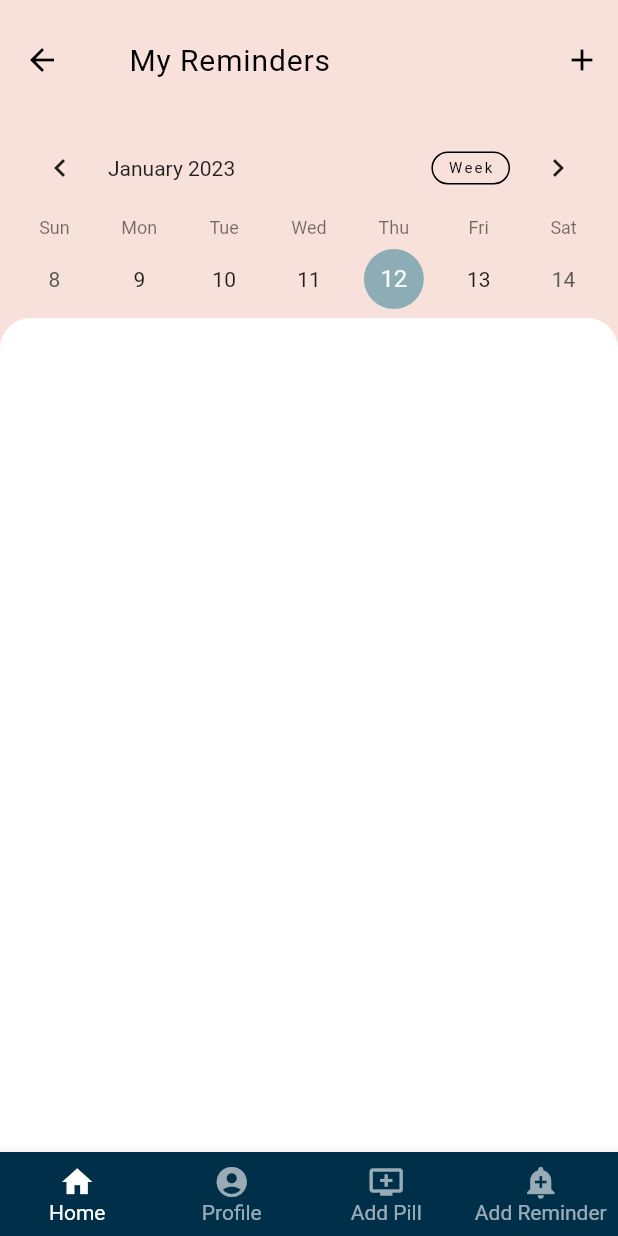
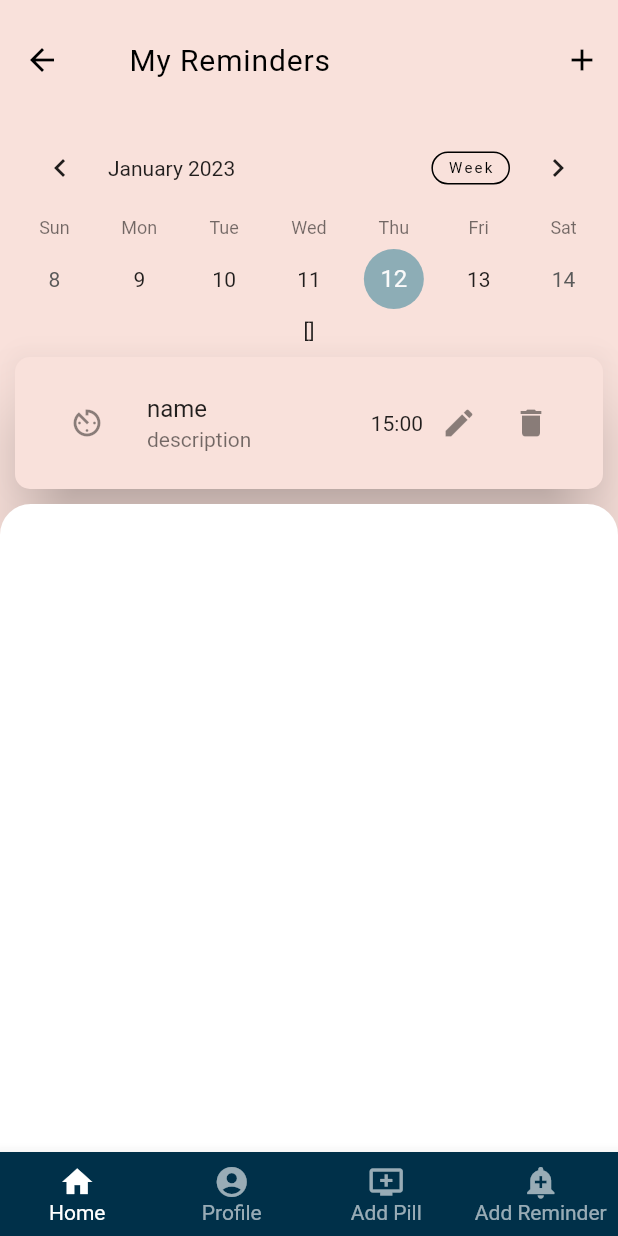
Before and after one commit to Ahmed-BS11/Pills-Reminder-App, a Flutter app: the PageFirstLayout screen opened directly, after a tap on "My Reminders", on a phone screen of 412 x 824 dp. Run offline on Flutter 3.47's test engine with Material 2 defaults, Android fonts, the light colour scheme and no system bars; drawn by our look-alikes of table_calendar; our stand-ins replace dropdown_search, flutter_secure_storage, google_fonts, lottie, shared_preferences; accounts and stored records are empty; network calls fail; Roboto replaces fonts that are missing (Raleway).

Commit message:
reminder

```diff
--- a/lib/pages/home.dart
+++ b/lib/pages/home.dart
@@ -26,8 +26,9 @@ class Home extends StatefulWidget {
 class _HomeState extends State<Home> {
 
 
-  String token="eyJhbGciOiJIUzI1NiIsInR5cCI6IkpXVCJ9.eyJ0b2tlbl90eXBlIjoiYWNjZXNzIiwiZXhwIjoxNjc2MTI1MDM5LCJpYXQiOjE2NzM1MzMwMzksImp0aSI6ImRkMGVlMzgwYmFkMDQ4ZDU4MzIxNzlkY2FjZmMxODc3IiwidXNlcl9pZCI6MX0.n_r3LOdv7I3iEZzzyXE91woyw_24k0yNlOJPUTfidQs";
-  String token1="";
+  //String token="eyJhbGciOiJIUzI1NiIsInR5cCI6IkpXVCJ9.eyJ0b2tlbl90eXBlIjoiYWNjZXNzIiwiZXhwIjoxNjc2MTI1MDM5LCJpYXQiOjE2NzM1MzMwMzksImp0aSI6ImRkMGVlMzgwYmFkMDQ4ZDU4MzIxNzlkY2FjZmMxODc3IiwidXNlcl9pZCI6MX0.n_r3LOdv7I3iEZzzyXE91woyw_24k0yNlOJPUTfidQs";
+  var token1;
+  var token;
  var data=[];
   int value = 5;
 //  List<String> pills = getPills();
@@ -35,26 +36,29 @@ class _HomeState extends State<Home> {
   List<String> des=[];
   List<int> ids=[];
   List<int> idshapes=[];
-  List<String> description = ['for headache', 'for stomach', 'illnes'];
-  List<String> theicons = [
-    'drug.png',
-    'inhaler.png',
-    'pill.png',
-    'pill_rounded.png',
-    'syringe.png',
-  ];
+
 
   DateTime _selectedDay =
       DateTime(DateTime.now().year, DateTime.now().month, DateTime.now().day);
 
 
   @override
-  void initState() {
+   void initState() {
+    getData();
     super.initState();
-    _checkToken();
-    getPills();
+  }
 
+  _checkToken() async {
+    SharedPreferences prefs = await SharedPreferences.getInstance();
+    token = prefs.getString('token');
+    token1= token;
+    print(token);
+  }
 
+  getData()async
+  {
+    await _checkToken();
+    await getPills();
   }
 
   @override
@@ -199,7 +203,7 @@ class _HomeState extends State<Home> {
   //var body=json.decode(response.body);
   //data=body.toString();
 
-void getPills() async {
+ getPills() async {
 
   final Uri url = Uri.parse('http://127.0.0.1:8000/api/pills');
   final response = await http.get(
@@ -215,14 +219,15 @@ void getPills() async {
   });
 
 }
-_checkToken() async {
+
+/*_checkToken() async {
     SharedPreferences prefs = await SharedPreferences.getInstance();
     token = prefs.getString('token');
     print(token);
     }
 
 }
-/*
+
 void PostPill() async {
     final String token = 'eyJhbGciOiJIUzI1NiIsInR5cCI6IkpXVCJ9.eyJ0b2tlbl90eXBlIjoiYWNjZXNzIiwiZXhwIjoxNjc1ODg3MTY3LCJpYXQiOjE2NzMyOTUxNjcsImp0aSI6IjMwZjQ4ZmMwZmJjYjRiZjU5MDAxNDFlNzljM2I1NjlkIiwidXNlcl9pZCI6MX0.8GjOdaRPPclMK6lf0SB7FCfAXJmFjcU2qHVf0m5rEW8';
 
@@ -261,3 +266,6 @@ void getPills() async {
 
     }
 */
+
+
+}
--- a/lib/pages/myremider.dart
+++ b/lib/pages/myremider.dart
@@ -1,6 +1,7 @@
 import 'dart:convert';
 import 'dart:io';
-
+import 'package:flutter_application_1/widgets/Remindercard.dart';
+import 'package:http/http.dart' as http;
 import 'package:flutter/material.dart';
 import 'package:flutter/src/widgets/container.dart';
 import 'package:flutter/src/widgets/framework.dart';
@@ -10,29 +11,27 @@ import 'package:flutter_application_1/pages/addremider.dart';
 import 'package:table_calendar/table_calendar.dart';
 import 'package:flutter_application_1/widgets/datecard.dart';
 import 'package:intl/intl.dart';
+import 'package:shared_preferences/shared_preferences.dart';
 
 class MyRemider extends StatefulWidget {
-  /*const MyRemider({super.key});*/
+  const MyRemider({super.key});
 
   @override
   State<MyRemider> createState() => _MyRemiderState();
 }
 
 class _MyRemiderState extends State<MyRemider> {
-  var data=[];
+  var data = [];
   @override
   void initState() {
+    getReminders();
     super.initState();
-    getReminders();
-    print("heyy");
   }
-
 
   CalendarFormat _calendarFormat = CalendarFormat.week;
   DateTime _focusedDay = DateTime.now();
   DateTime? _selectedDay;
 
-  get http => null;
   void _onDaySelected(DateTime selectedDay, DateTime focusedDay) {
     if (!isSameDay(_selectedDay, selectedDay)) {
       setState(() {
@@ -94,11 +93,8 @@ class _MyRemiderState extends State<MyRemider> {
                 },
               ),
             ),
-            Column(
-              children: data.map(((e) {
-                return Text(e);
-              })).toList(),
-            )
+            Text(data.toString()),
+            ReminderCard(id:4, name: "ouss", description: "description", pickedTime: "15-13-1210")
           ],
         ),
         containerChild: Row(
@@ -109,19 +105,21 @@ class _MyRemiderState extends State<MyRemider> {
   void getReminders() async {
     String token =
         "eyJhbGciOiJIUzI1NiIsInR5cCI6IkpXVCJ9.eyJ0b2tlbl90eXBlIjoiYWNjZXNzIiwiZXhwIjoxNjc2MTI1MDM5LCJpYXQiOjE2NzM1MzMwMzksImp0aSI6ImRkMGVlMzgwYmFkMDQ4ZDU4MzIxNzlkY2FjZmMxODc3IiwidXNlcl9pZCI6MX0.n_r3LOdv7I3iEZzzyXE91woyw_24k0yNlOJPUTfidQs";
-    final Uri url = await Uri.parse('http://127.0.0.1:8000/api/reminders/');
+    final Uri url = Uri.parse('http://127.0.0.1:8000/api/reminders/');
+
     final response = await http.get(
       url,
       headers: {'Content-type': 'application/json',
-        'Accept': 'application/json',
-        'Authorization': 'Bearer $token'
-},
+          'Accept': 'application/json',
+          HttpHeaders.authorizationHeader: 'Bearer $token'
+  },
     );
-    print(response);
-    var Rbody = json.decode(response.body);
-    //print(Rbody[0]);
+    var body=json.decode(response.body);
     setState(() {
-      data = Rbody;
+      data=body;
     });
+
+
+
   }
 }
--- a/lib/widgets/Microcard.dart
+++ b/lib/widgets/Microcard.dart
@@ -16,6 +16,11 @@ class MicroCard extends StatelessWidget {
   final String name;
   final String description;
   final List<String> theicons = [
+    'drug.png',
+    'inhaler.png',
+    'pill.png',
+    'pill_rounded.png',
+    'syringe.png',
     'drug.png',
     'inhaler.png',
     'pill.png',
--- /dev/null
+++ b/lib/widgets/Remindercard.dart
@@ -0,0 +1,110 @@
+import 'dart:convert';
+
+import 'package:flutter/material.dart';
+import 'package:http/http.dart' as http;
+import 'package:flutter_application_1/theme.dart';
+import 'package:flutter_application_1/widgets/pagefirst.dart';
+import 'package:flutter_application_1/widgets/customcard.dart';
+import 'package:flutter_application_1/widgets/curved.dart';
+import 'package:flutter_application_1/widgets/datecard.dart';
+import 'package:flutter_application_1/pages/addmed.dart';
+import 'package:flutter_application_1/pages/myremider.dart';
+import 'package:shared_preferences/shared_preferences.dart';
+
+class ReminderCard extends StatefulWidget {
+  final int id;
+  final String pickedTime;
+
+  final String name;
+  final String description;
+
+  ReminderCard(
+      {required this.id,
+      required this.name,
+      required this.description,
+      required this.pickedTime,
+      Key? key})
+      : super(key: key);
+
+  @override
+  State<ReminderCard> createState() => _ReminderCardState();
+}
+
+class _ReminderCardState extends State<ReminderCard> {
+  var token;
+
+  @override
+  void initState() {
+    getData();
+    super.initState();
+  }
+
+  _checkToken() async {
+    SharedPreferences prefs = await SharedPreferences.getInstance();
+    token = prefs.getString('token');
+    print(token);
+  }
+
+  getData() async {
+    await _checkToken();
+    //await getPills();
+  }
+
+  final List<String> theicons = [
+    'drug.png',
+    'inhaler.png',
+    'pill.png',
+    'pill_rounded.png',
+    'syringe.png',
+    'drug.png',
+    'inhaler.png',
+    'pill.png',
+    'pill_rounded.png',
+    'syringe.png',
+  ];
+
+  @override
+  Widget build(BuildContext context) {
+    return Card(
+      margin: EdgeInsets.all(10),
+      color: MyColors.Landing1,
+      elevation: 20,
+
+        shape: RoundedRectangleBorder(borderRadius: BorderRadius.circular(10)),
+
+        child: Padding(
+          padding: EdgeInsets.all(8),
+          child: Column(
+            children: <Widget>[
+              ListTile(
+                leading: IconButton(
+                    onPressed: () {}, icon: const Icon(Icons.av_timer)),
+                title: Text("name"),
+                subtitle: Text("description"),
+
+                trailing: Row(
+                  mainAxisSize: MainAxisSize.min,
+                  children: [
+                    // ignore: prefer_const_constructors
+                    Text("15:00"),
+                    IconButton(onPressed: () {}, icon: const Icon(Icons.edit)),
+                    IconButton(
+                        onPressed: () {}, icon: const Icon(Icons.delete)),
+                  ],
+                ),
+              ),
+            ],
+          ),
+        ));
+  }
+
+  void deleteReminder() async {
+    final String token =
+        'eyJhbGciOiJIUzI1NiIsInR5cCI6IkpXVCJ9.eyJ0b2tlbl90eXBlIjoiYWNjZXNzIiwiZXhwIjoxNjc1ODg3MTY3LCJpYXQiOjE2NzMyOTUxNjcsImp0aSI6IjMwZjQ4ZmMwZmJjYjRiZjU5MDAxNDFlNzljM2I1NjlkIiwidXNlcl9pZCI6MX0.8GjOdaRPPclMK6lf0SB7FCfAXJmFjcU2qHVf0m5rEW8';
+
+    final Uri url =
+        Uri.parse('http://127.0.0.1:8000/api/reminders/delete/${widget.id}');
+    final response =
+        await http.post(url, headers: {'Authorization': 'Bearer $token'});
+  }
+}
--- a/pubspec.yaml
+++ b/pubspec.yaml
@@ -44,7 +44,7 @@ dependencies:
   table_calendar: ^3.0.0-nullsafety.1
   animated_splash_screen: ^1.3.0
   lottie: ^2.0.0
-  shared_preferences: ^0.5.5
+  shared_preferences: ^2.0.16
   dropdown_search: ^5.0.5
   flutter_secure_storage: ^5.0.2
 
```
Also changed, not shown: lib/pages/login.dart (+10 -8 lines), pubspec.lock, 3 other files.
